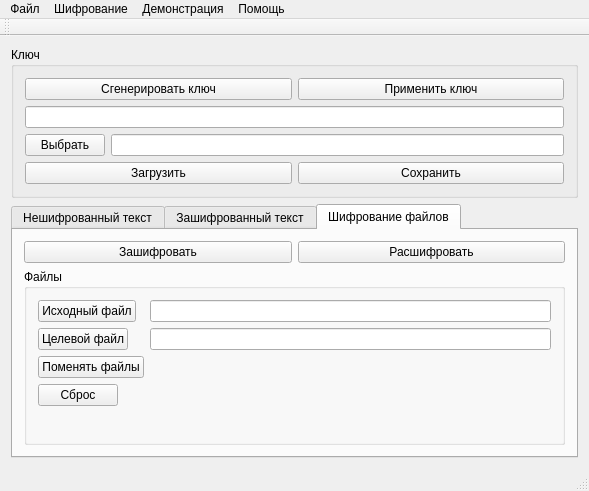
The window that forms/mainwindow.ui (suiljex/idea_tools) describes before a commit, drawn with Qt 5.
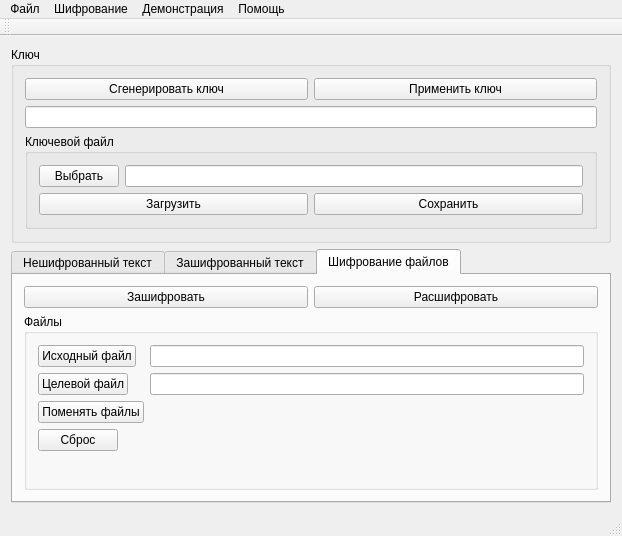
The same window after the commit.

Patch:
```diff
--- a/forms/mainwindow.ui
+++ b/forms/mainwindow.ui
@@ -6,8 +6,8 @@
    <rect>
     <x>0</x>
     <y>0</y>
-    <width>589</width>
-    <height>491</height>
+    <width>622</width>
+    <height>536</height>
    </rect>
   </property>
   <property name="windowTitle">
@@ -52,11 +52,17 @@
         <widget class="QLineEdit" name="key_input"/>
        </item>
        <item>
-        <layout class="QGridLayout" name="gridLayout">
-         <item row="0" column="2">
+        <widget class="QGroupBox" name="groupBox">
+         <property name="title">
+          <string>Ключевой файл</string>
+         </property>
+         <layout class="QVBoxLayout" name="verticalLayout_6">
+          <item>
+           <layout class="QGridLayout" name="gridLayout_2">
+            <item row="1" column="1">
           <widget class="QLineEdit" name="lineEdit_key_file"/>
          </item>
-         <item row="0" column="0">
+            <item row="1" column="0">
           <widget class="QPushButton" name="pushButton_key_choose">
            <property name="text">
             <string>Выбрать</string>
@@ -86,6 +92,9 @@
       </layout>
      </widget>
     </item>
+      </layout>
+     </widget>
+    </item>
     <item>
      <widget class="QTabWidget" name="tabWidget">
       <property name="currentIndex">
@@ -208,7 +217,7 @@
     <rect>
      <x>0</x>
      <y>0</y>
-     <width>589</width>
+     <width>622</width>
      <height>19</height>
     </rect>
    </property>
```
Lines whose indentation alone changed are shown as unchanged.
